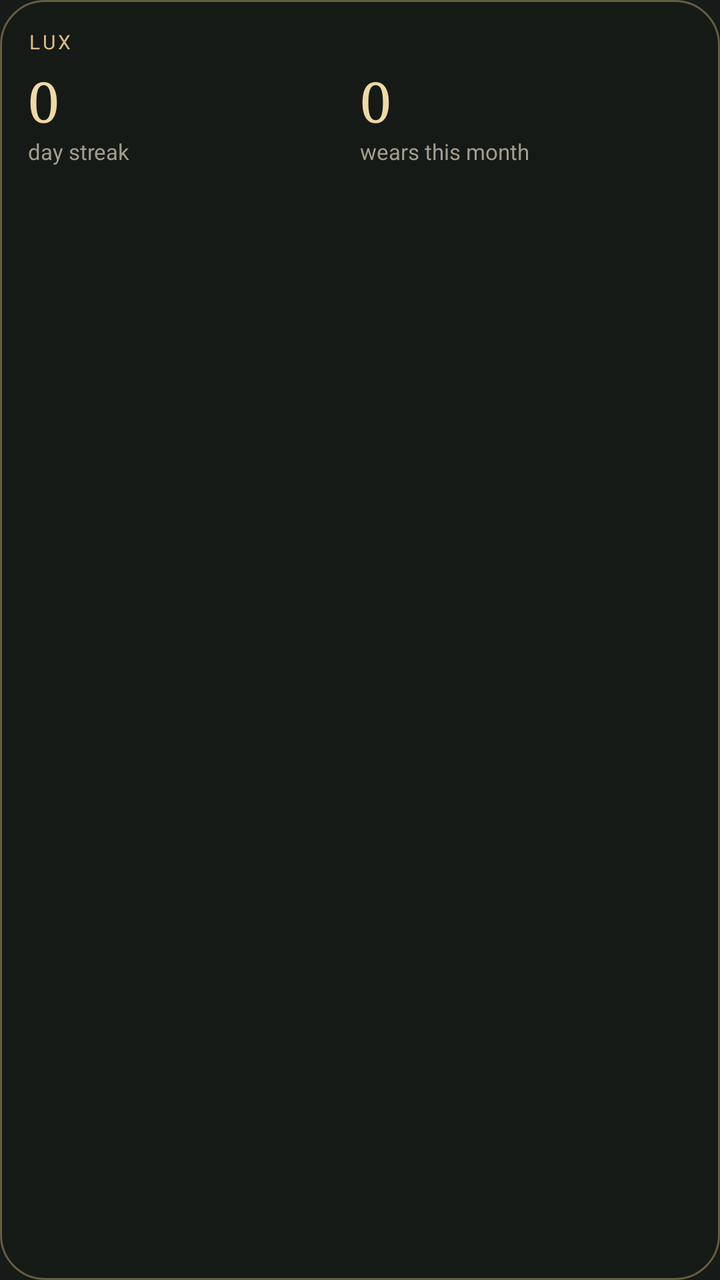
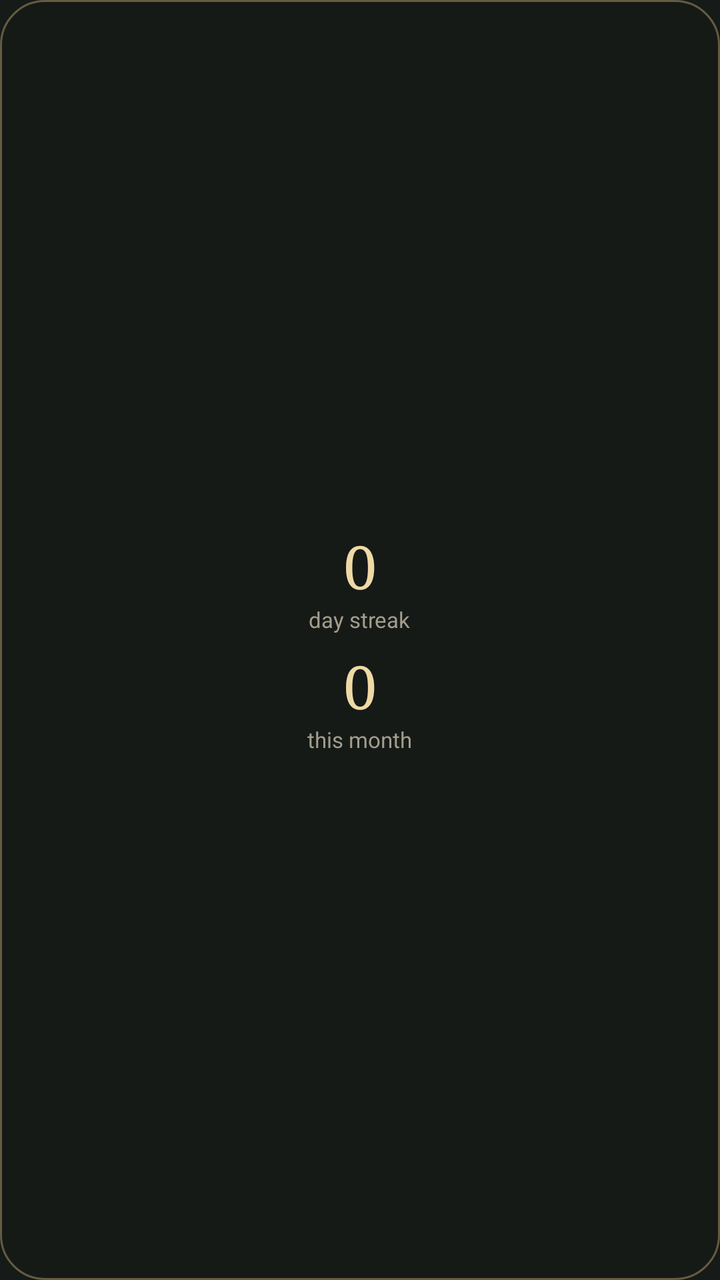

The first picture is an Android layout as it rendered before a commit; the second is the same layout after the commit. The layout source and the unified diff follow.
<!-- AndroidManifest.xml: application theme Theme.Lux -->
<!-- res/layout/widget_stats.xml -->
<?xml version="1.0" encoding="utf-8"?>
<LinearLayout xmlns:android="http://schemas.android.com/apk/res/android"
    android:id="@+id/w_root"
    android:layout_width="match_parent"
    android:layout_height="match_parent"
    android:background="@drawable/widget_bg"
    android:orientation="vertical"
    android:padding="14dp">

    <TextView
        android:id="@+id/w_head"
        android:layout_width="wrap_content"
        android:layout_height="wrap_content"
        android:letterSpacing="0.14"
        android:text="LUX"
        android:textColor="#DCBD7E"
        android:textSize="10sp" />

    <LinearLayout
        android:layout_width="match_parent"
        android:layout_height="wrap_content"
        android:layout_marginTop="4dp"
        android:orientation="horizontal">

        <LinearLayout
            android:layout_width="0dp"
            android:layout_height="wrap_content"
            android:layout_weight="1"
            android:orientation="vertical">

            <TextView
                android:id="@+id/w_streak"
                android:layout_width="wrap_content"
                android:layout_height="wrap_content"
                android:fontFamily="serif"
                android:text="0"
                android:textColor="#EED9A6"
                android:textSize="28sp" />

            <TextView
                android:layout_width="wrap_content"
                android:layout_height="wrap_content"
                android:text="day streak"
                android:textColor="#A39D8C"
                android:textSize="11sp" />
        </LinearLayout>

        <LinearLayout
            android:layout_width="0dp"
            android:layout_height="wrap_content"
            android:layout_weight="1"
            android:orientation="vertical">

            <TextView
                android:id="@+id/w_month"
                android:layout_width="wrap_content"
                android:layout_height="wrap_content"
                android:fontFamily="serif"
                android:text="0"
                android:textColor="#EED9A6"
                android:textSize="28sp" />

            <TextView
                android:layout_width="wrap_content"
                android:layout_height="wrap_content"
                android:text="wears this month"
                android:textColor="#A39D8C"
                android:textSize="11sp" />
        </LinearLayout>
    </LinearLayout>

    <TextView
        android:id="@+id/w_low"
        android:layout_width="match_parent"
        android:layout_height="wrap_content"
        android:layout_marginTop="6dp"
        android:ellipsize="end"
        android:maxLines="2"
        android:textColor="#CDC7B8"
        android:textSize="12sp" />
</LinearLayout>
<!-- resources referenced by this layout -->
<resources>
  <!-- drawable widget_bg (drawable) -->
  <?xml version="1.0" encoding="utf-8"?>
  <shape xmlns:android="http://schemas.android.com/apk/res/android" android:shape="rectangle">
      <solid android:color="#F0161A18" />
      <stroke android:width="1dp" android:color="#66DCBD7E" />
      <corners android:radius="22dp" />
  </shape>
  <style name="Theme.Lux" parent="android:Theme.Material.NoActionBar">
          <item name="android:windowBackground">@color/bg</item>
          <item name="android:statusBarColor">@color/bg</item>
          <item name="android:navigationBarColor">@color/bg</item>
      </style>
  <color name="bg">#161A18</color>
</resources>

<!-- the commit's change to res/layout/widget_stats.xml (unified diff, before → after) -->
@@ -4,78 +4,40 @@
     android:layout_width="match_parent"
     android:layout_height="match_parent"
     android:background="@drawable/widget_bg"
+    android:gravity="center"
     android:orientation="vertical"
-    android:padding="14dp">
+    android:padding="10dp">
 
     <TextView
-        android:id="@+id/w_head"
+        android:id="@+id/w_streak"
         android:layout_width="wrap_content"
         android:layout_height="wrap_content"
-        android:letterSpacing="0.14"
-        android:text="LUX"
-        android:textColor="#DCBD7E"
-        android:textSize="10sp" />
-
-    <LinearLayout
-        android:layout_width="match_parent"
-        android:layout_height="wrap_content"
-        android:layout_marginTop="4dp"
-        android:orientation="horizontal">
-
-        <LinearLayout
-            android:layout_width="0dp"
-            android:layout_height="wrap_content"
-            android:layout_weight="1"
-            android:orientation="vertical">
-
-            <TextView
-                android:id="@+id/w_streak"
-                android:layout_width="wrap_content"
-                android:layout_height="wrap_content"
-                android:fontFamily="serif"
-                android:text="0"
-                android:textColor="#EED9A6"
-                android:textSize="28sp" />
-
-            <TextView
-                android:layout_width="wrap_content"
-                android:layout_height="wrap_content"
-                android:text="day streak"
-                android:textColor="#A39D8C"
-                android:textSize="11sp" />
-        </LinearLayout>
-
-        <LinearLayout
-            android:layout_width="0dp"
-            android:layout_height="wrap_content"
-            android:layout_weight="1"
-            android:orientation="vertical">
-
-            <TextView
-                android:id="@+id/w_month"
-                android:layout_width="wrap_content"
-                android:layout_height="wrap_content"
-                android:fontFamily="serif"
-                android:text="0"
-                android:textColor="#EED9A6"
-                android:textSize="28sp" />
-
-            <TextView
-                android:layout_width="wrap_content"
-                android:layout_height="wrap_content"
-                android:text="wears this month"
-                android:textColor="#A39D8C"
-                android:textSize="11sp" />
-        </LinearLayout>
-    </LinearLayout>
+        android:fontFamily="serif"
+        android:text="0"
+        android:textColor="#EED9A6"
+        android:textSize="30sp" />
 
     <TextView
-        android:id="@+id/w_low"
-        android:layout_width="match_parent"
+        android:layout_width="wrap_content"
+        android:layout_height="wrap_content"
+        android:text="day streak"
+        android:textColor="#A39D8C"
+        android:textSize="11sp" />
+
+    <TextView
+        android:id="@+id/w_month"
+        android:layout_width="wrap_content"
         android:layout_height="wrap_content"
         android:layout_marginTop="6dp"
-        android:ellipsize="end"
-        android:maxLines="2"
-        android:textColor="#CDC7B8"
-        android:textSize="12sp" />
+        android:fontFamily="serif"
+        android:text="0"
+        android:textColor="#EED9A6"
+        android:textSize="30sp" />
+
+    <TextView
+        android:layout_width="wrap_content"
+        android:layout_height="wrap_content"
+        android:text="this month"
+        android:textColor="#A39D8C"
+        android:textSize="11sp" />
 </LinearLayout>
